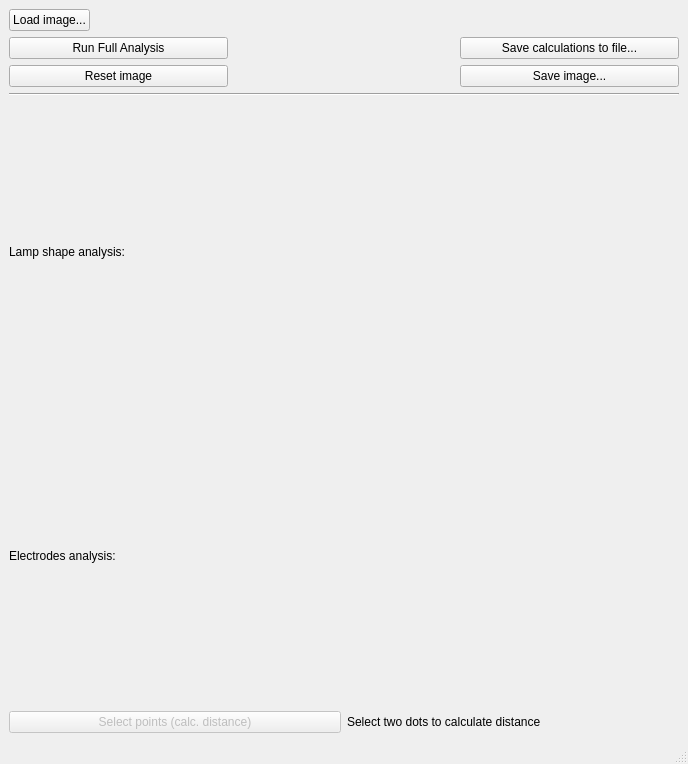
The window that mainwindow/mainwindow.ui (ste1maria/lampImageAnalyser) describes before a commit, drawn with Qt 5.
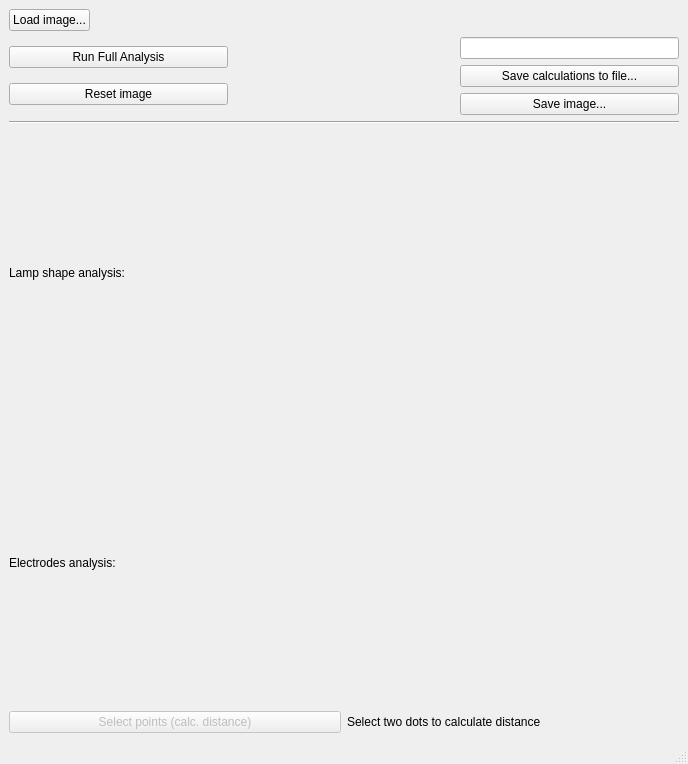
The same window after the commit.

```diff
--- a/mainwindow/mainwindow.ui
+++ b/mainwindow/mainwindow.ui
@@ -47,6 +47,19 @@
      <layout class="QGridLayout" name="gridLayout">
       <item row="0" column="2">
        <layout class="QVBoxLayout" name="verticalLayout_2">
+        <item>
+         <widget class="QLineEdit" name="lineEditSerial">
+          <property name="sizePolicy">
+           <sizepolicy hsizetype="Minimum" vsizetype="Fixed">
+            <horstretch>0</horstretch>
+            <verstretch>0</verstretch>
+           </sizepolicy>
+          </property>
+          <property name="text">
+           <string/>
+          </property>
+         </widget>
+        </item>
         <item>
          <widget class="QPushButton" name="pushButtonSaveResults">
           <property name="sizePolicy">
```
